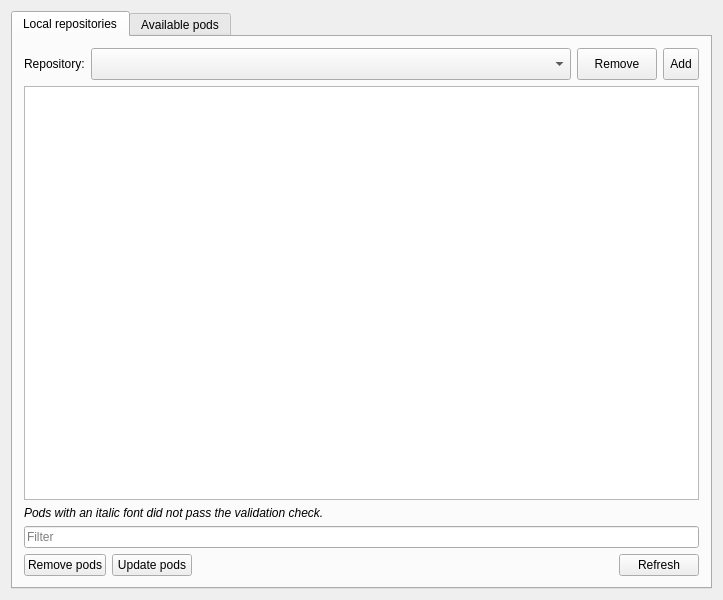
Old version of the form qt-pods/mainwindow.ui in the repository qt-pods/qt-pods.
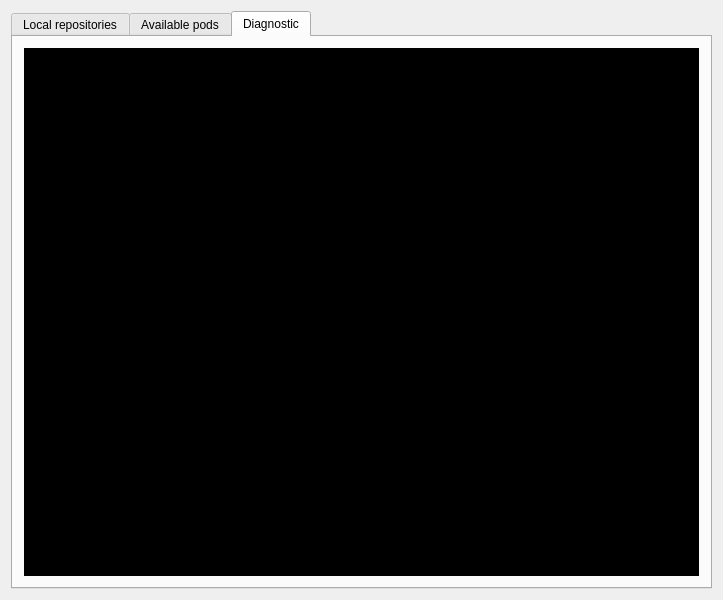
New version of the form. The open tabs and pages were chosen to show the change. Icons and pictures are not drawn.

Commit message: Added diagnostic window and network availability check.

Diff of the .ui file:
```diff
--- a/qt-pods/mainwindow.ui
+++ b/qt-pods/mainwindow.ui
@@ -36,6 +36,12 @@
       <property name="currentIndex">
        <number>0</number>
       </property>
+      <property name="iconSize">
+       <size>
+        <width>20</width>
+        <height>20</height>
+       </size>
+      </property>
       <widget class="QWidget" name="tabLocalPods">
        <attribute name="title">
         <string>Local repositories</string>
@@ -406,6 +412,39 @@
         </item>
        </layout>
       </widget>
+      <widget class="QWidget" name="tabDiagnostic">
+       <attribute name="icon">
+        <iconset resource="resources.qrc">
+         <normaloff>:/icons/icons/gnome-system.svg</normaloff>:/icons/icons/gnome-system.svg</iconset>
+       </attribute>
+       <attribute name="title">
+        <string>Diagnostic</string>
+       </attribute>
+       <layout class="QVBoxLayout" name="verticalLayout_4">
+        <item>
+         <widget class="QPlainTextEdit" name="plainTextEditDiagnostic">
+          <property name="font">
+           <font>
+            <family>Ubuntu Mono</family>
+            <pointsize>12</pointsize>
+           </font>
+          </property>
+          <property name="styleSheet">
+           <string notr="true">QPlainTextEdit {
+	background: black;
+	color: white;
+}</string>
+          </property>
+          <property name="readOnly">
+           <bool>true</bool>
+          </property>
+          <property name="plainText">
+           <string/>
+          </property>
+         </widget>
+        </item>
+       </layout>
+      </widget>
      </widget>
     </item>
    </layout>
```
Left out of the diff: 8 changed lines with no effect on the pictures. The commit also changes 7 other files.
